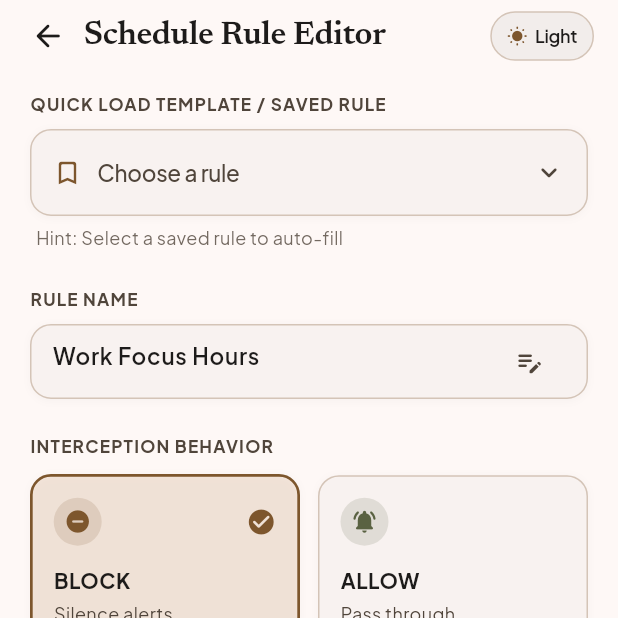
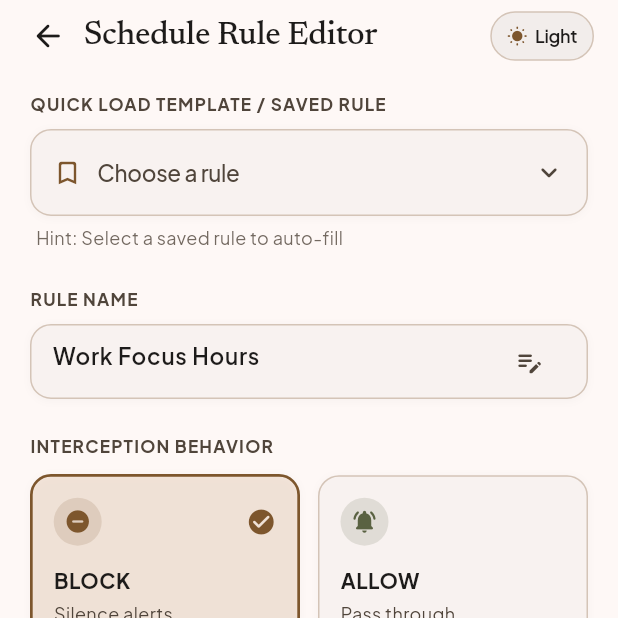
Before and after one commit to nawabrahbar/notiflow, a Flutter app: the AppDetailsScreen screen opened directly with empty values, after a tap on "+ Add Schedule", on a phone screen of 412 x 824 dp, the top half of it. Run offline on Flutter 3.47's test engine with Material 3 defaults, Android fonts, the phone set to English and light mode, and no system bars; our stand-ins replace google_fonts, shared_preferences; missing offline and left inert: in_app_update; accounts and stored records are empty.

Commit message:
fix: flush GoogleFonts frame callbacks in widget_test and align header font weights

```diff
--- a/lib/presentation/screens/app_details_screen.dart
+++ b/lib/presentation/screens/app_details_screen.dart
@@ -124,7 +124,7 @@ class AppDetailsScreen extends StatelessWidget {
                         'App Details',
                         style: GoogleFonts.newsreader(
                           fontSize: 22,
-                          fontWeight: FontWeight.w600,
+                          fontWeight: FontWeight.w500,
                           color: textMain,
                           letterSpacing: -0.3,
                         ),
--- a/lib/presentation/screens/schedule_editor_screen.dart
+++ b/lib/presentation/screens/schedule_editor_screen.dart
@@ -258,7 +258,7 @@ class _ScheduleEditorScreenState extends State<ScheduleEditorScreen> {
                   'Schedule Rule Editor',
                   style: GoogleFonts.newsreader(
                     fontSize: 22,
-                    fontWeight: FontWeight.w600,
+                    fontWeight: FontWeight.w500,
                     color: textMain,
                     letterSpacing: -0.3,
                   ),
```
Also changed, not shown: 1 other file.
